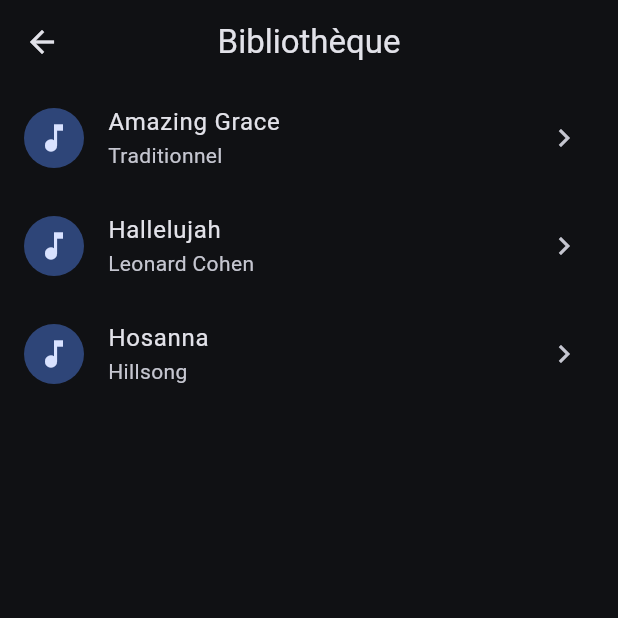
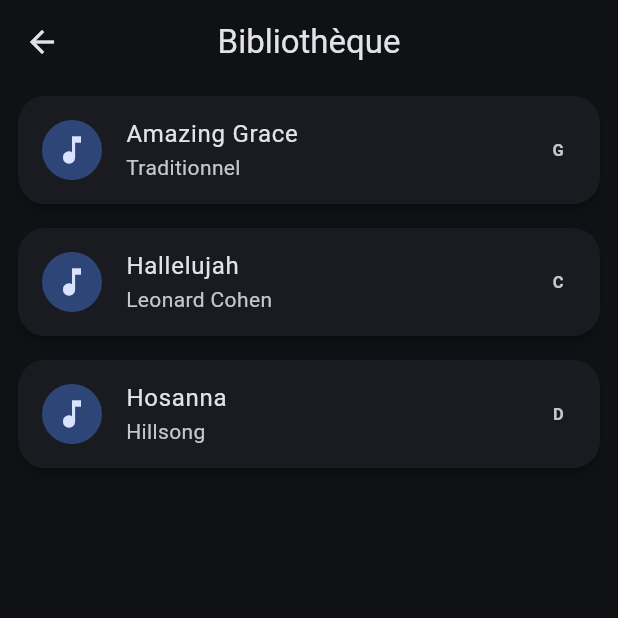
Before and after one commit to dkj2rtpfzy-svg/musicscroll, a Flutter app: the LibraryScreen screen opened directly, on a phone screen of 412 x 824 dp, the top half of it. Run offline on Flutter 3.47's test engine with Material 3 defaults, Android fonts, the phone set to English and light mode, and no system bars.

Commit message:
v1.0.4 - Modèle Song et bibliothèque typée

```diff
--- a/lib/features/library/library_screen.dart
+++ b/lib/features/library/library_screen.dart
@@ -1,4 +1,6 @@
 import 'package:flutter/material.dart';
+
+import '../../shared/models/song.dart';
 
 class LibraryScreen extends StatelessWidget {
   const LibraryScreen({super.key});
@@ -6,18 +8,24 @@
   @override
   Widget build(BuildContext context) {
     final songs = [
-      {
-        "title": "Amazing Grace",
-        "artist": "Traditionnel",
-      },
-      {
-        "title": "Hallelujah",
-        "artist": "Leonard Cohen",
-      },
-      {
-        "title": "Hosanna",
-        "artist": "Hillsong",
-      },
+      const Song(
+        title: "Amazing Grace",
+        artist: "Traditionnel",
+        key: "G",
+        bpm: 90,
+      ),
+      const Song(
+        title: "Hallelujah",
+        artist: "Leonard Cohen",
+        key: "C",
+        bpm: 72,
+      ),
+      const Song(
+        title: "Hosanna",
+        artist: "Hillsong",
+        key: "D",
+        bpm: 128,
+      ),
     ];
 
     return Scaffold(
@@ -29,13 +37,20 @@
         itemBuilder: (context, index) {
           final song = songs[index];
 
-          return ListTile(
-            leading: const CircleAvatar(
-              child: Icon(Icons.music_note),
+          return Card(
+            child: ListTile(
+              leading: const CircleAvatar(
+                child: Icon(Icons.music_note),
+              ),
+              title: Text(song.title),
+              subtitle: Text(song.artist),
+              trailing: Text(
+                song.key,
+                style: const TextStyle(
+                  fontWeight: FontWeight.bold,
+                ),
+              ),
             ),
-            title: Text(song["title"]!),
-            subtitle: Text(song["artist"]!),
-            trailing: const Icon(Icons.chevron_right),
           );
         },
       ),
--- /dev/null
+++ b/lib/shared/models/song.dart
@@ -0,0 +1,35 @@
+class Song {
+  final String title;
+  final String artist;
+  final String key;
+  final int bpm;
+  final String lyrics;
+  final bool favorite;
+
+  const Song({
+    required this.title,
+    required this.artist,
+    this.key = "",
+    this.bpm = 120,
+    this.lyrics = "",
+    this.favorite = false,
+  });
+
+  Song copyWith({
+    String? title,
+    String? artist,
+    String? key,
+    int? bpm,
+    String? lyrics,
+    bool? favorite,
+  }) {
+    return Song(
+      title: title ?? this.title,
+      artist: artist ?? this.artist,
+      key: key ?? this.key,
+      bpm: bpm ?? this.bpm,
+      lyrics: lyrics ?? this.lyrics,
+      favorite: favorite ?? this.favorite,
+    );
+  }
+}
```
